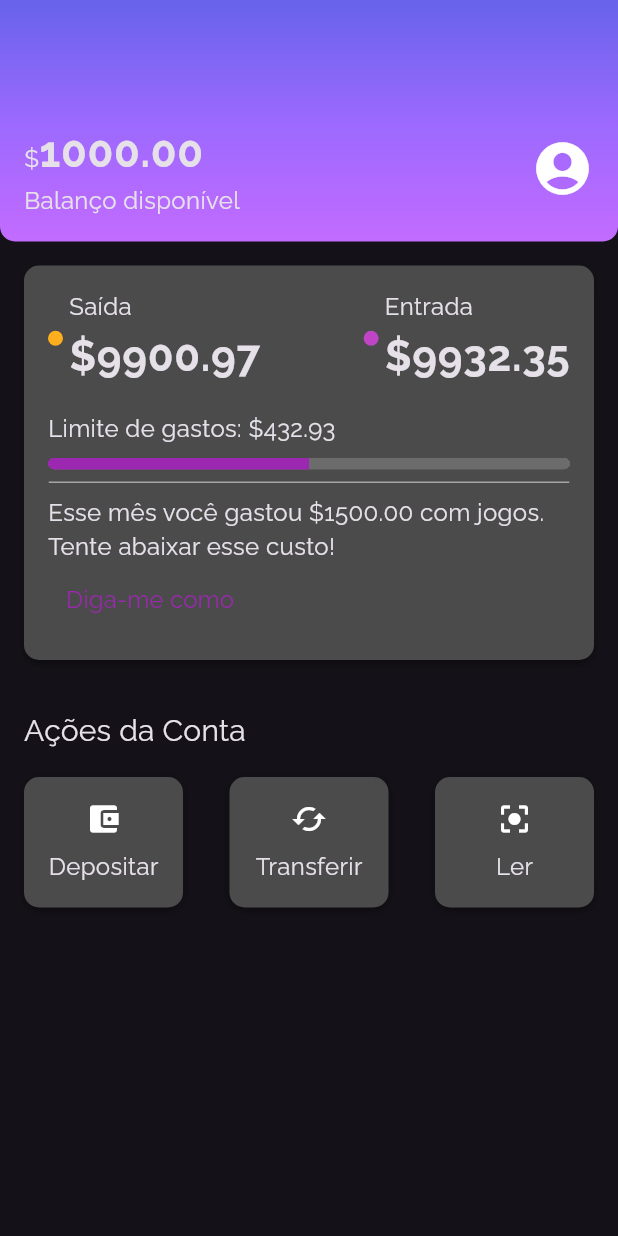
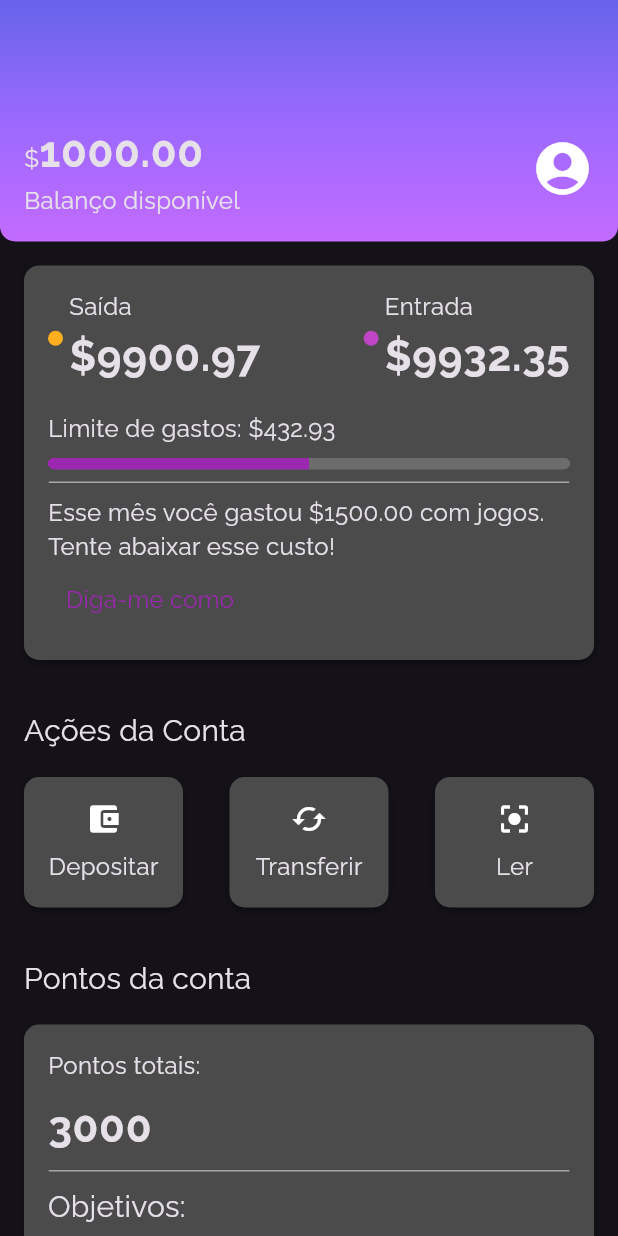
Before and after one commit to maxwelldantas/alura-alubank, a Flutter app: the screen it shows after launch, on a phone screen of 412 x 824 dp. Run offline on Flutter 3.47's test engine with Material 3 defaults, Android fonts, the phone set to English and light mode, and no system bars.

Commit message:
Adicionado o widget AccountPoints

```diff
--- /dev/null
+++ b/lib/components/sections/account_points.dart
@@ -0,0 +1,73 @@
+import 'package:alubank/components/box_card.dart';
+import 'package:alubank/components/color_dot.dart';
+import 'package:alubank/components/content_division.dart';
+import 'package:alubank/themes/theme_colors.dart';
+import 'package:flutter/material.dart';
+
+class AccountPoints extends StatelessWidget {
+  const AccountPoints({Key? key}) : super(key: key);
+
+  @override
+  Widget build(BuildContext context) {
+    return Padding(
+      padding: const EdgeInsets.all(16),
+      child: Column(
+        crossAxisAlignment: CrossAxisAlignment.start,
+        children: [
+          Padding(
+            padding: const EdgeInsets.only(bottom: 16.0),
+            child: Text(
+              'Pontos da conta',
+              style: Theme.of(context).textTheme.titleMedium,
+            ),
+          ),
+          BoxCard(boxContent: _AccountPointsContent()),
+        ],
+      ),
+    );
+  }
+}
+
+class _AccountPointsContent extends StatelessWidget {
+  const _AccountPointsContent({Key? key}) : super(key: key);
+
+  @override
+  Widget build(BuildContext context) {
+    return Column(
+      crossAxisAlignment: CrossAxisAlignment.start,
+      children: [
+        Padding(
+          padding: const EdgeInsets.only(bottom: 8.0),
+          child: Text('Pontos totais:'),
+        ),
+        Text('3000', style: Theme.of(context).textTheme.bodyLarge),
+        Padding(
+          padding: const EdgeInsets.only(top: 8.0, bottom: 8.0),
+          child: ContentDivision(),
+        ),
+        Text('Objetivos:', style: Theme.of(context).textTheme.titleMedium),
+        Padding(
+          padding: const EdgeInsets.only(top: 8.0, bottom: 8.0),
+          child: Row(
+            children: [
+              Padding(
+                padding: const EdgeInsets.only(right: 4.0),
+                child: ColorDot(color: ThemeColors.accountPoints['delivery']),
+              ),
+              Text('Entrega grátis: 15000pts'),
+            ],
+          ),
+        ),
+        Row(
+          children: [
+            Padding(
+              padding: const EdgeInsets.only(right: 4.0),
+              child: ColorDot(color: ThemeColors.accountPoints['streaming']),
+            ),
+            Text('1 mês de streaming: 30000pts'),
+          ],
+        ),
+      ],
+    );
+  }
+}
--- a/lib/screens/home.dart
+++ b/lib/screens/home.dart
@@ -1,3 +1,4 @@
+import 'package:alubank/components/sections/account_points.dart';
 import 'package:alubank/components/sections/header.dart';
 import 'package:alubank/components/sections/recent_activity.dart';
 import 'package:flutter/material.dart';
@@ -11,7 +12,12 @@ class Home extends StatelessWidget {
   Widget build(BuildContext context) {
     return Scaffold(
       body: Column(
-        children: <Widget>[Header(), RecentActivity(), AccountActions()],
+        children: <Widget>[
+          Header(),
+          RecentActivity(),
+          AccountActions(),
+          AccountPoints(),
+        ],
       ),
     );
   }
--- a/lib/themes/theme_colors.dart
+++ b/lib/themes/theme_colors.dart
@@ -14,4 +14,8 @@ class ThemeColors {
   static const boxCardColor = Color.fromRGBO(75, 75, 75, 1);
   static const division = Color.fromRGBO(166, 166, 166, 1);
   static const divisionBackgroundColor = Color.fromRGBO(108, 108, 108, 1);
+  static const accountPoints = {
+    'delivery': Color.fromRGBO(250, 0, 112, 1.0),
+    'streaming': Color.fromRGBO(75, 89, 191, 1.0),
+  };
 }
```
